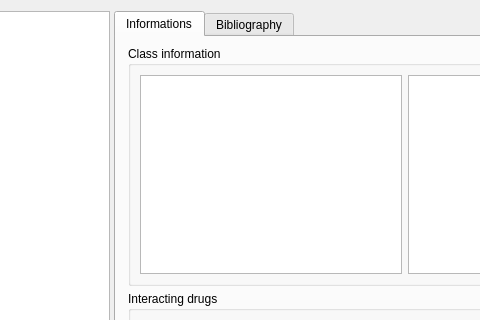
The window that plugins/drugsplugin/drugswidget/interactionsynthesisdialog.ui (FreeHealth/freehealth) describes before a commit, drawn with Qt 5; both pictures show x 163 to 643 and y 0 to 320 of the 870 by 808 pixel window.
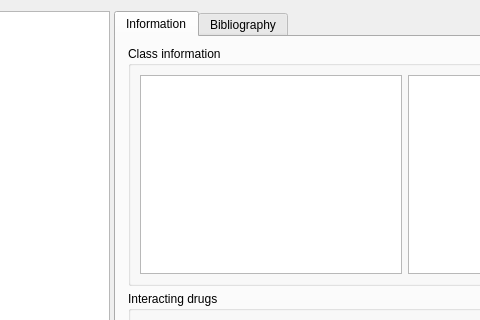
The same window after the commit. The open tabs and pages were chosen to show the change. Custom widgets are drawn as their Qt base class.

Diff of the .ui file:
```diff
--- a/plugins/drugsplugin/drugswidget/interactionsynthesisdialog.ui
+++ b/plugins/drugsplugin/drugswidget/interactionsynthesisdialog.ui
@@ -68,7 +68,7 @@
        </property>
        <widget class="QWidget" name="tabInfo">
         <attribute name="title">
-         <string>Informations</string>
+         <string>Information</string>
         </attribute>
         <layout class="QGridLayout" name="gridLayout_6">
          <property name="leftMargin">
```
Left out of the diff: 2 changed lines with no effect on the pictures.
